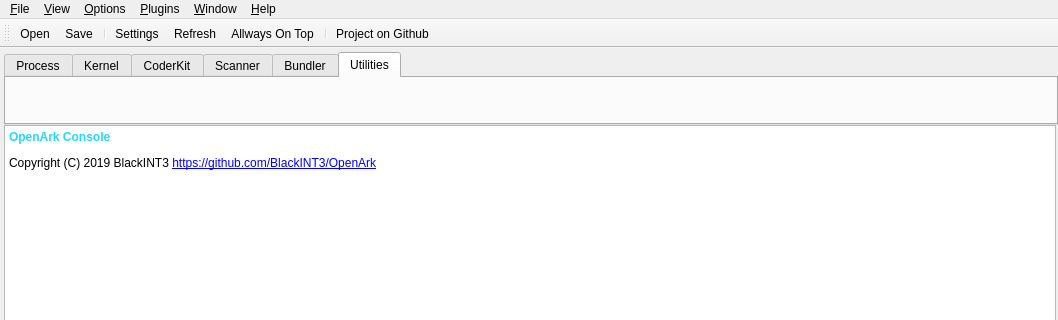
Above: src/OpenArk/ui/openark.ui from BlackINT3/OpenArk before the change; both pictures show x 0 to 1058 and y 0 to 320 of the 1058 by 696 pixel window. Below: the same form after it.
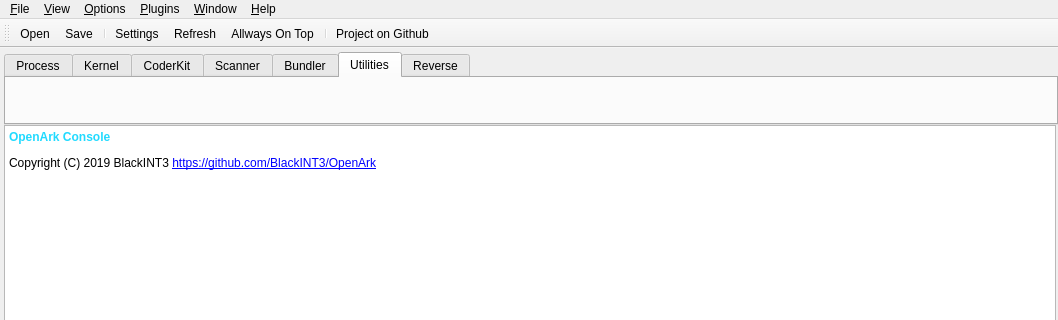
That is the form after the change. The open tabs and pages were chosen to show the change. Icons and pictures are not drawn.

Commit message: Update reverse features.

Patch:
```diff
--- a/src/OpenArk/ui/openark.ui
+++ b/src/OpenArk/ui/openark.ui
@@ -100,6 +100,11 @@
          <string>Utilities</string>
         </attribute>
        </widget>
+       <widget class="QWidget" name="tabReverse">
+        <attribute name="title">
+         <string>Reverse</string>
+        </attribute>
+       </widget>
       </widget>
       <widget class="QWidget" name="consoleWidget" native="true">
        <layout class="QVBoxLayout" name="verticalLayout_2">
```
Left out of the diff: 12 changed lines with no effect on the pictures. The commit also changes 21 other files.
